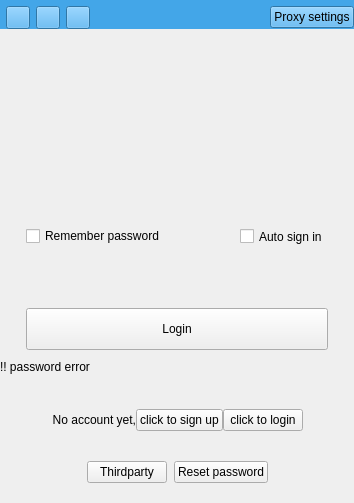
WizTeam/WizQTClient, file src/ui/wizLoginDialog.ui: the form before one commit.
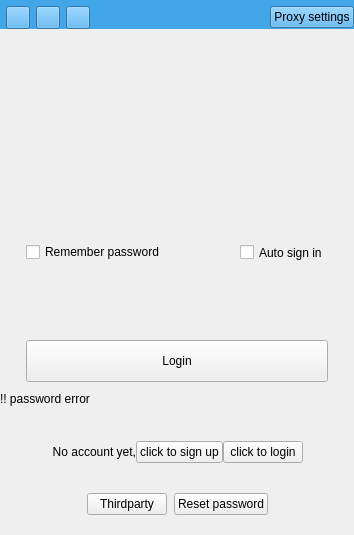
The form after the commit. The open tabs and pages were chosen to show the change. Custom widgets are drawn as their Qt base class.

Diff of the .ui file:
```diff
--- a/src/ui/wizLoginDialog.ui
+++ b/src/ui/wizLoginDialog.ui
@@ -7,7 +7,7 @@
     <x>0</x>
     <y>0</y>
     <width>354</width>
-    <height>503</height>
+    <height>535</height>
    </rect>
   </property>
   <property name="maximumSize">
```
Left out of the diff: 12 changed lines with no effect on the pictures.
